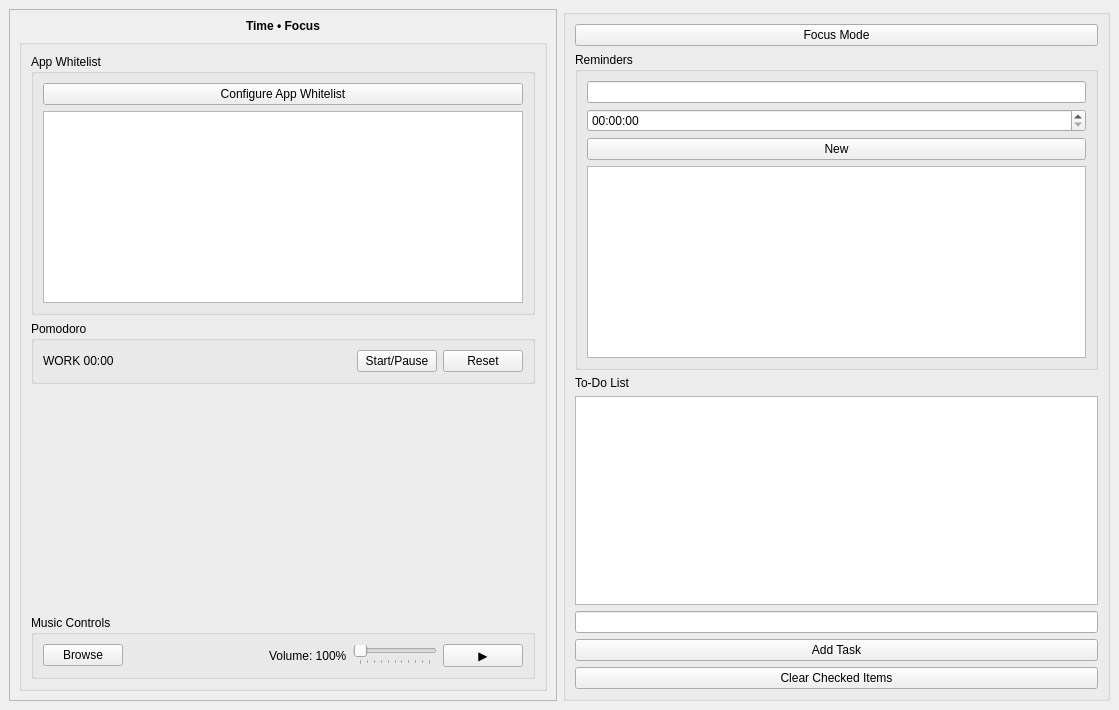
The window that ui/main.ui (Tayzn/HenHacks25) describes before a commit, drawn with Qt 5.
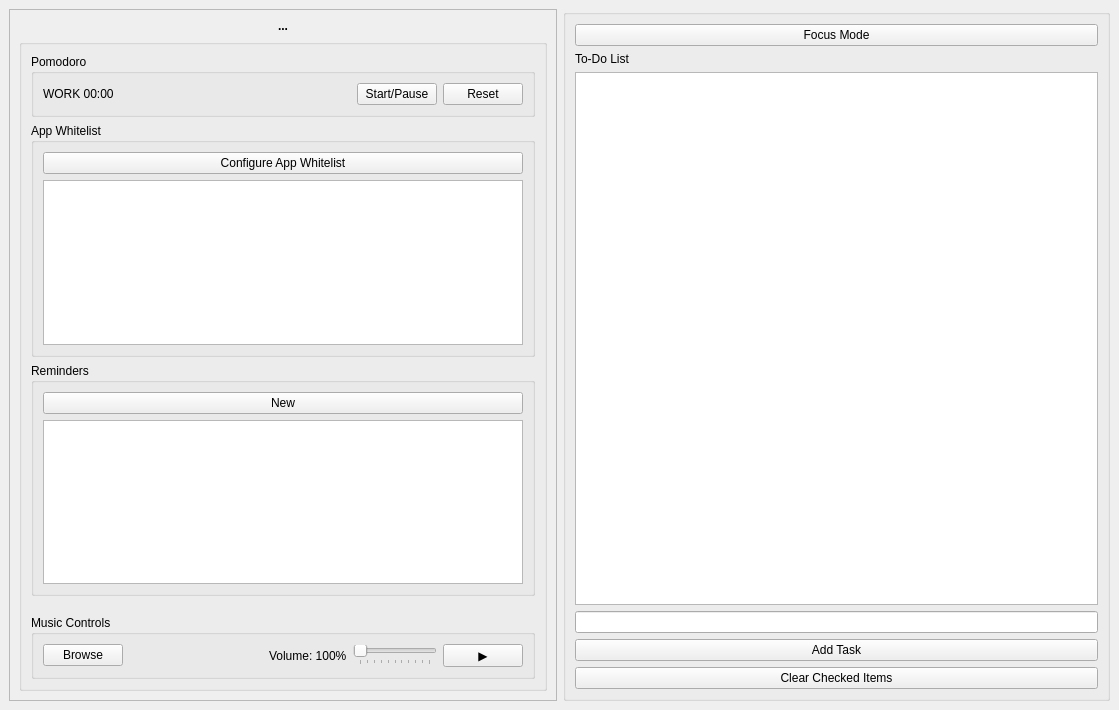
The same window after the commit.

Commit message: Add dialog for reminder + fix UI

What changed in the file:
```diff
--- a/ui/main.ui
+++ b/ui/main.ui
@@ -33,7 +33,7 @@
           </font>
          </property>
          <property name="text">
-          <string>Time • Focus</string>
+          <string>...</string>
          </property>
          <property name="alignment">
           <set>Qt::AlignCenter</set>
@@ -151,7 +151,26 @@
             </property>
            </spacer>
           </item>
-          <item row="3" column="0">
+          <item row="4" column="0">
+           <widget class="QGroupBox" name="groupBox">
+            <property name="title">
+             <string>Reminders</string>
+            </property>
+            <layout class="QVBoxLayout" name="verticalLayout_3">
+             <item>
+              <widget class="QPushButton" name="addReminderButton">
+               <property name="text">
+                <string>New</string>
+               </property>
+              </widget>
+             </item>
+             <item>
+              <widget class="QListWidget" name="reminderList"/>
+             </item>
+            </layout>
+           </widget>
+          </item>
+          <item row="0" column="0">
            <widget class="QGroupBox" name="groupBox_2">
             <property name="title">
              <string>Pomodoro</string>
@@ -213,31 +232,6 @@
          </property>
         </widget>
        </item>
-       <item>
-        <widget class="QGroupBox" name="groupBox">
-         <property name="title">
-          <string>Reminders</string>
-         </property>
-         <layout class="QVBoxLayout" name="verticalLayout_3">
-          <item>
-           <widget class="QLineEdit" name="reminderInput"/>
-          </item>
-          <item>
-           <widget class="QTimeEdit" name="reminderTimeEdit"/>
-          </item>
-          <item>
-           <widget class="QPushButton" name="addReminderButton">
-            <property name="text">
-             <string>New</string>
-            </property>
-           </widget>
-          </item>
-          <item>
-           <widget class="QListWidget" name="reminderList"/>
-          </item>
-         </layout>
-        </widget>
-       </item>
        <item>
         <widget class="QLabel" name="label_4">
          <property name="text">
```
The commit also changes 4 other files.
